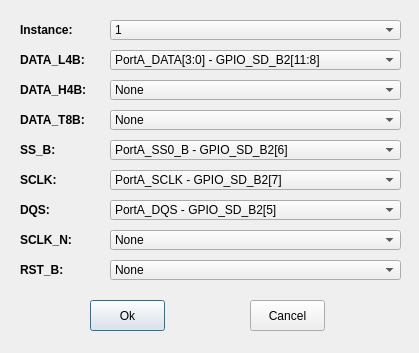
Above: gui/FlexSPI-Connection-Configuration.ui from JayHeng/MCU-MemTestUtility before the change. Below: the same form after it.
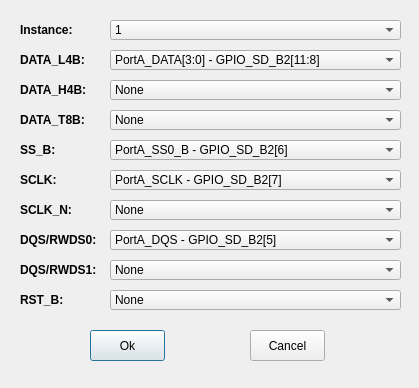
That is the form after the change.

```diff
--- a/gui/FlexSPI-Connection-Configuration.ui
+++ b/gui/FlexSPI-Connection-Configuration.ui
@@ -7,7 +7,7 @@
     <x>0</x>
     <y>0</y>
     <width>419</width>
-    <height>353</height>
+    <height>388</height>
    </rect>
   </property>
   <property name="windowTitle">
@@ -132,7 +132,7 @@
    <property name="geometry">
     <rect>
      <x>20</x>
-     <y>200</y>
+     <y>230</y>
      <width>100</width>
      <height>20</height>
     </rect>
@@ -144,14 +144,14 @@
     </font>
    </property>
    <property name="text">
-    <string>DQS:</string>
+    <string>DQS/RWDS0:</string>
    </property>
   </widget>
   <widget class="QLabel" name="label_sclkn">
    <property name="geometry">
     <rect>
      <x>20</x>
-     <y>230</y>
+     <y>200</y>
      <width>100</width>
      <height>20</height>
     </rect>
@@ -170,7 +170,7 @@
    <property name="geometry">
     <rect>
      <x>20</x>
-     <y>260</y>
+     <y>290</y>
      <width>100</width>
      <height>20</height>
     </rect>
@@ -314,7 +314,7 @@
    <property name="geometry">
     <rect>
      <x>110</x>
-     <y>200</y>
+     <y>230</y>
      <width>291</width>
      <height>20</height>
     </rect>
@@ -344,7 +344,7 @@
    <property name="geometry">
     <rect>
      <x>110</x>
-     <y>230</y>
+     <y>200</y>
      <width>291</width>
      <height>20</height>
     </rect>
@@ -369,7 +369,7 @@
    <property name="geometry">
     <rect>
      <x>110</x>
-     <y>260</y>
+     <y>290</y>
      <width>291</width>
      <height>20</height>
     </rect>
@@ -394,7 +394,7 @@
    <property name="geometry">
     <rect>
      <x>90</x>
-     <y>300</y>
+     <y>330</y>
      <width>75</width>
      <height>31</height>
     </rect>
@@ -407,7 +407,7 @@
    <property name="geometry">
     <rect>
      <x>250</x>
-     <y>300</y>
+     <y>330</y>
      <width>75</width>
      <height>31</height>
     </rect>
@@ -450,6 +450,40 @@
     <string>DATA_T8B:</string>
    </property>
   </widget>
+  <widget class="QLabel" name="label_dqs1">
+   <property name="geometry">
+    <rect>
+     <x>20</x>
+     <y>260</y>
+     <width>100</width>
+     <height>20</height>
+    </rect>
+   </property>
+   <property name="font">
+    <font>
+     <weight>75</weight>
+     <bold>true</bold>
+    </font>
+   </property>
+   <property name="text">
+    <string>DQS/RWDS1:</string>
+   </property>
+  </widget>
+  <widget class="QComboBox" name="comboBox_dqs1">
+   <property name="geometry">
+    <rect>
+     <x>110</x>
+     <y>260</y>
+     <width>291</width>
+     <height>20</height>
+    </rect>
+   </property>
+   <item>
+    <property name="text">
+     <string>None</string>
+    </property>
+   </item>
+  </widget>
  </widget>
  <resources/>
  <connections/>
```
Left out of the diff: 4 changed lines with no effect on the pictures.
